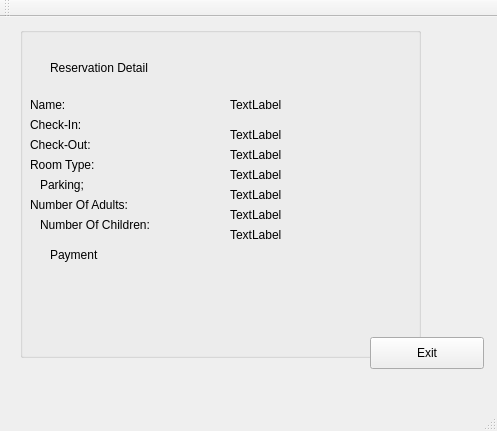
First picture: the form in Lab3/resortreservation.ui, repository KarlMazur/Lab3-resortReservationApplication, before the edit.
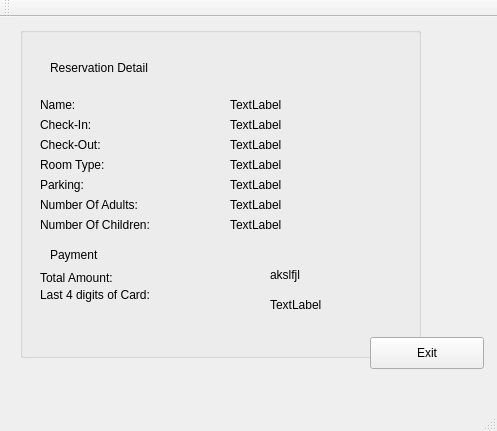
Second picture: the form after the edit. The open tabs and pages were chosen to show the change.

```diff
--- a/Lab3/resortreservation.ui
+++ b/Lab3/resortreservation.ui
@@ -713,7 +713,7 @@
       <widget class="QLabel" name="nameLabel">
        <property name="geometry">
         <rect>
-         <x>10</x>
+         <x>20</x>
          <y>70</y>
          <width>59</width>
          <height>16</height>
@@ -726,7 +726,7 @@
       <widget class="QLabel" name="checkInDateLabel">
        <property name="geometry">
         <rect>
-         <x>10</x>
+         <x>20</x>
          <y>90</y>
          <width>59</width>
          <height>16</height>
@@ -739,7 +739,7 @@
       <widget class="QLabel" name="checkOutDateLabel">
        <property name="geometry">
         <rect>
-         <x>10</x>
+         <x>20</x>
          <y>110</y>
          <width>81</width>
          <height>16</height>
@@ -752,7 +752,7 @@
       <widget class="QLabel" name="roomTypeLabel_3">
        <property name="geometry">
         <rect>
-         <x>10</x>
+         <x>20</x>
          <y>130</y>
          <width>81</width>
          <height>16</height>
@@ -772,13 +772,13 @@
         </rect>
        </property>
        <property name="text">
-        <string>Parking;</string>
+        <string>Parking:</string>
        </property>
       </widget>
       <widget class="QLabel" name="numberOfAdultsLabel">
        <property name="geometry">
         <rect>
-         <x>10</x>
+         <x>20</x>
          <y>170</y>
          <width>121</width>
          <height>16</height>
@@ -806,7 +806,7 @@
         <rect>
          <x>210</x>
          <y>70</y>
-         <width>59</width>
+         <width>171</width>
          <height>16</height>
         </rect>
        </property>
@@ -818,8 +818,8 @@
        <property name="geometry">
         <rect>
          <x>210</x>
-         <y>100</y>
-         <width>59</width>
+         <y>90</y>
+         <width>181</width>
          <height>16</height>
         </rect>
        </property>
@@ -831,8 +831,8 @@
        <property name="geometry">
         <rect>
          <x>210</x>
-         <y>120</y>
-         <width>59</width>
+         <y>110</y>
+         <width>181</width>
          <height>16</height>
         </rect>
        </property>
@@ -844,8 +844,8 @@
        <property name="geometry">
         <rect>
          <x>210</x>
-         <y>140</y>
-         <width>59</width>
+         <y>130</y>
+         <width>181</width>
          <height>16</height>
         </rect>
        </property>
@@ -857,8 +857,8 @@
        <property name="geometry">
         <rect>
          <x>210</x>
-         <y>160</y>
-         <width>59</width>
+         <y>150</y>
+         <width>181</width>
          <height>16</height>
         </rect>
        </property>
@@ -870,8 +870,8 @@
        <property name="geometry">
         <rect>
          <x>210</x>
-         <y>180</y>
-         <width>59</width>
+         <y>170</y>
+         <width>181</width>
          <height>16</height>
         </rect>
        </property>
@@ -883,7 +883,7 @@
        <property name="geometry">
         <rect>
          <x>210</x>
-         <y>200</y>
+         <y>190</y>
          <width>59</width>
          <height>16</height>
         </rect>
@@ -905,6 +905,58 @@
         <string>Payment</string>
        </property>
       </widget>
+      <widget class="QLabel" name="totalAmountLabel">
+       <property name="geometry">
+        <rect>
+         <x>20</x>
+         <y>240</y>
+         <width>91</width>
+         <height>21</height>
+        </rect>
+       </property>
+       <property name="text">
+        <string>Total Amount:</string>
+       </property>
+      </widget>
+      <widget class="QLabel" name="finalcreditCardNumberLabel">
+       <property name="geometry">
+        <rect>
+         <x>20</x>
+         <y>260</y>
+         <width>131</width>
+         <height>16</height>
+        </rect>
+       </property>
+       <property name="text">
+        <string>Last 4 digits of Card:</string>
+       </property>
+      </widget>
+      <widget class="QLabel" name="finalCostAmount">
+       <property name="geometry">
+        <rect>
+         <x>250</x>
+         <y>240</y>
+         <width>59</width>
+         <height>16</height>
+        </rect>
+       </property>
+       <property name="text">
+        <string>akslfjl</string>
+       </property>
+      </widget>
+      <widget class="QLabel" name="finalLastFourDigits">
+       <property name="geometry">
+        <rect>
+         <x>250</x>
+         <y>270</y>
+         <width>59</width>
+         <height>16</height>
+        </rect>
+       </property>
+       <property name="text">
+        <string>TextLabel</string>
+       </property>
+      </widget>
      </widget>
      <widget class="QPushButton" name="exitButton">
       <property name="geometry">
```
Left out of the diff: 4 changed lines with no effect on the pictures.
